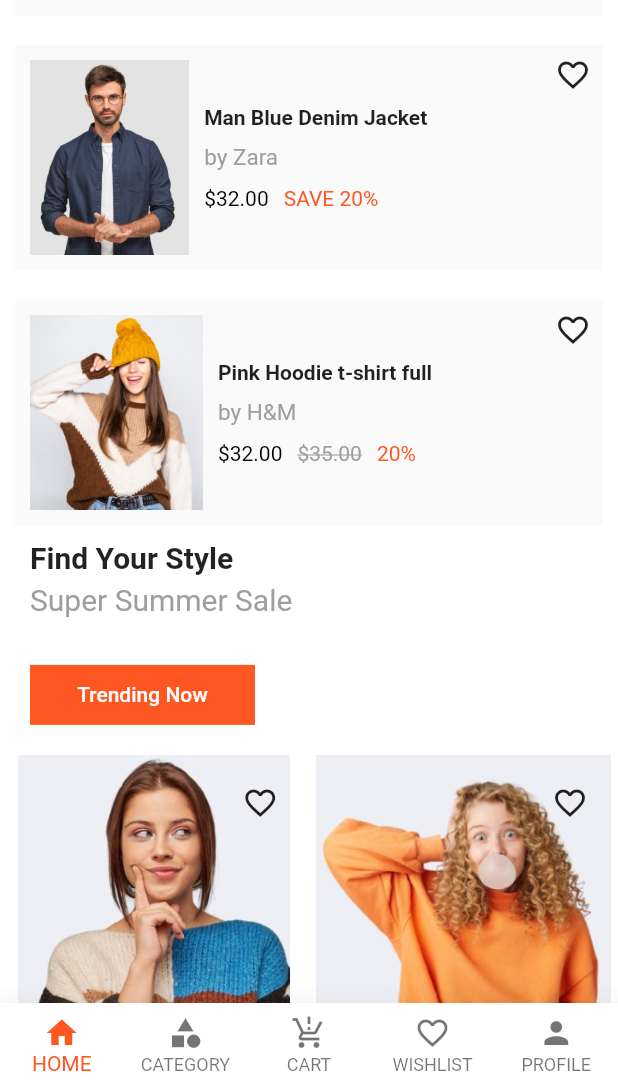
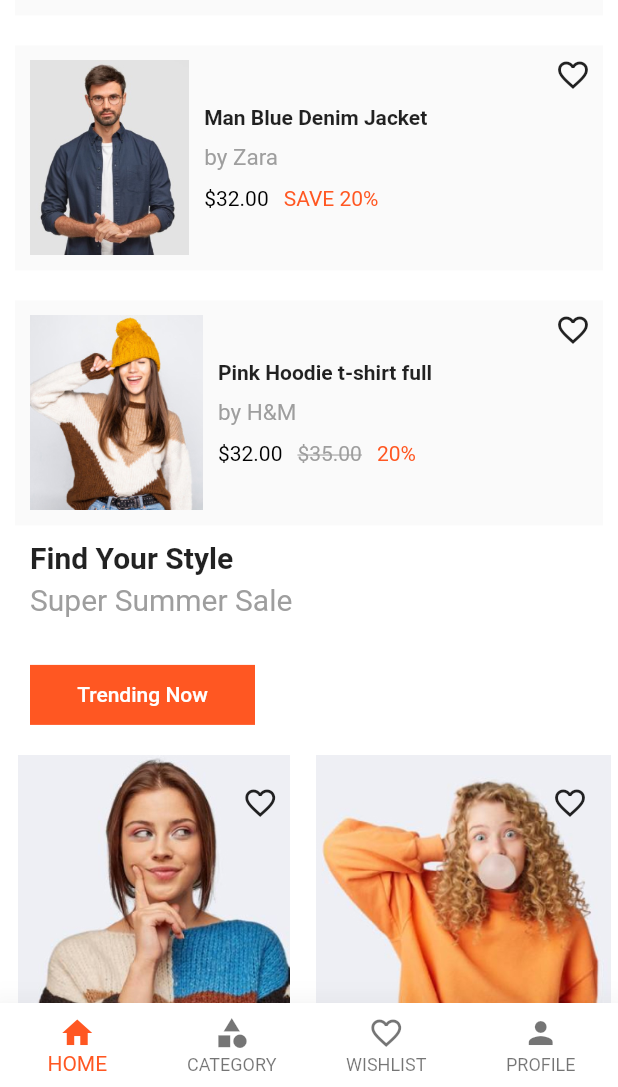
Before and after one commit to mahmoudradwan11/multikart, a Flutter app: the Home screen opened directly, scrolled down 576 dp, on a phone screen of 412 x 824 dp, the part 149-1236 px from its top. Run offline on Flutter 3.47's test engine with Material 2 defaults, Android fonts, the light colour scheme and no system bars; our stand-ins replace bloc, cloud_firestore, firebase_auth, firebase_core, flutter_bloc, fluttertoast and 3 more; accounts and stored records are empty.

Commit message:
version 15

```diff
--- a/lib/layout/home.dart
+++ b/lib/layout/home.dart
@@ -1,7 +1,12 @@
 import 'package:flutter/material.dart';
 import 'package:flutter_bloc/flutter_bloc.dart';
+import 'package:multikart/modules/Items/items.dart';
+import 'package:multikart/modules/products/products.dart';
+import 'package:multikart/shared/components/components.dart';
 import 'package:multikart/shared/cubit/cubit.dart';
 import 'package:multikart/shared/cubit/states.dart';
+
+import '../modules/card/cart.dart';
 
 class Home extends StatelessWidget {
   const Home({Key? key}) : super(key: key);
@@ -53,7 +58,35 @@ class Home extends StatelessWidget {
                       onPressed: () {}, icon: const Icon(Icons.shopping_cart))),
             ],
           ),
-          drawer: const Drawer(),
+          drawer: Drawer(
+            child: ListView(
+              children: [
+                UserAccountsDrawerHeader(
+                  accountName:
+                      Text('${cubit.userModel!.name}'),
+                  accountEmail: Text('${cubit.userModel!.email}'),
+                  currentAccountPicture: CircleAvatar(
+                    backgroundImage: NetworkImage('${cubit.userModel!.image}'),
+                  ),
+                ),
+                ListTile(
+                  title: const Text('My Card'),
+                  leading: const Icon(Icons.card_giftcard),
+                  onTap: () {
+                    navigateTo(context, const CardScreen());
+                  },
+                ),
+                ListTile(
+                  title: const Text('Products'),
+                  leading: const Icon(Icons.production_quantity_limits_sharp),
+                  onTap: () {
+                    navigateTo(context, const Items());
+                  },
+                ),
+
+              ],
+            ),
+          ),
           body: cubit.screens[cubit.currentIndex],
           bottomNavigationBar: BottomNavigationBar(
             items: cubit.items,
@@ -63,7 +96,6 @@ class Home extends StatelessWidget {
             },
           ),
         );
-
       },
     );
   }
--- a/lib/models/cateogory/cate.dart
+++ /dev/null
@@ -1,6 +0,0 @@
-class CategoryModel{
-   String title;
-   String description;
-   String image;
-   CategoryModel(this.title,this.description,this.image);
-}
--- /dev/null
+++ b/lib/models/product_model/product_model.dart
@@ -0,0 +1,11 @@
+class ProductModel
+{
+  String name;
+  String brand;
+  String image;
+  String size;
+  int price;
+  int qty;
+  int oldPrice;
+  ProductModel(this.name,this.brand,this.image,this.size,this.qty,this.price,this.oldPrice);
+}
--- a/lib/shared/cubit/cubit.dart
+++ b/lib/shared/cubit/cubit.dart
@@ -3,9 +3,12 @@ import 'package:cloud_firestore/cloud_firestore.dart';
 import 'package:flutter/material.dart';
 import 'package:flutter_bloc/flutter_bloc.dart';
 import 'package:multikart/models/brands/brands.dart';
+import 'package:multikart/models/card/card.dart';
+import 'package:multikart/models/product_model/product_model.dart';
 import 'package:multikart/models/top_cate/top.dart';
 import 'package:multikart/models/trend/trend.dart';
 import 'package:multikart/models/user/user.dart';
+import 'package:multikart/modules/Items/items.dart';
 import 'package:multikart/modules/card/cart.dart';
 import 'package:multikart/modules/category/cate.dart';
 import 'package:multikart/modules/login/login.dart';
@@ -41,12 +44,6 @@ class MulikartCubit extends Cubit<MultikartStates> {
     ),
     BottomNavigationBarItem(
       icon: Icon(
-        Icons.production_quantity_limits_sharp,
-      ),
-      label: 'CART',
-    ),
-    BottomNavigationBarItem(
-      icon: Icon(
         Icons.favorite_border,
       ),
       label: 'WISHLIST',
@@ -61,9 +58,13 @@ class MulikartCubit extends Cubit<MultikartStates> {
   List<Widget> screens = [
     Products(),
     const Cate(),
-    const Cart(),
     const Wish(),
     Profile(),
+  ];
+  List<ProductModel>products = [
+    ProductModel('Shirt','mango','images/1.jpg','S',1, 32, 35),
+    ProductModel('jeans','mango','images/2.jpg','S',1, 32, 35),
+    ProductModel('germany','mango','images/3.jpg','S',1, 32, 35),
   ];
   List<TopCate> topCate = [
     TopCate(
@@ -213,7 +214,7 @@ class MulikartCubit extends Cubit<MultikartStates> {
       emit(ErrorGetWishState());
     });
   }
-  void deleteData({required int id}) async {
+  void deleteWish({required int id}) async {
     await database!
         .rawDelete('DELETE FROM Wish WHERE id= ?', [id]).then((value) {
       getWish(database);
```
Also changed, not shown: lib/models/wish/wish.dart (added, +10 -0 lines), lib/modules/Items/items.dart (added, +149 -0 lines), lib/modules/card/cart.dart (+130 -5 lines), lib/models/card/card.dart (added).
